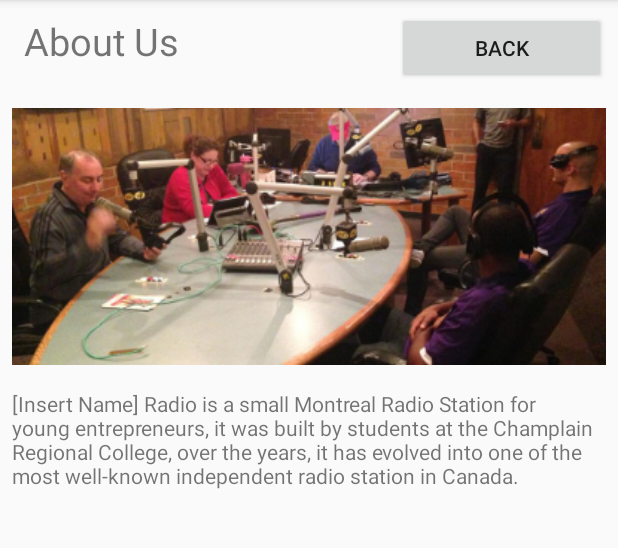
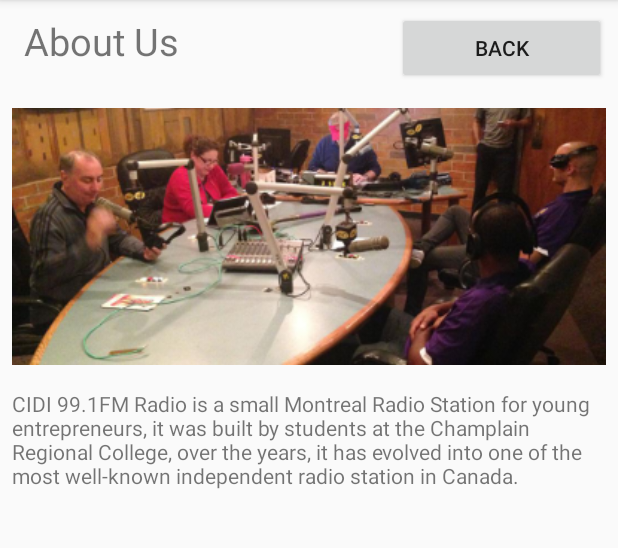
Before and after one commit to Geukers/Android, an Android app: the About_Us screen opened directly, with no data from a screen before it, on a phone screen of 412 x 824 dp, the part 84-632 px from its top. Run offline under Robolectric (Android 15) with nearby library versions, the phone set to English and light mode, and no system bars.

Commit message:
Updated Marco only Part

```diff
--- a/app/src/main/res/values/strings.xml
+++ b/app/src/main/res/values/strings.xml
@@ -4,6 +4,6 @@
     <string name="radio_hours">Radio Hours\nSunday-Thursday 8:00-10:00\nFriday-Saturday 8:00-12:00</string>
     <string name="radio_phone">Phone Number:\n1-800-THE-RADI\n</string>
     <string name="radio_mail">E-Mail:\ninfo@radio.com</string>
-    <string name="radio_desc">[Insert Name] Radio is a small Montreal Radio Station for young entrepreneurs, it was built by students at the
+    <string name="radio_desc">CIDI 99.1FM Radio is a small Montreal Radio Station for young entrepreneurs, it was built by students at the
          Champlain Regional College, over the years, it has evolved into one of the most well-known independent radio station in Canada.</string>
 </resources>
```
